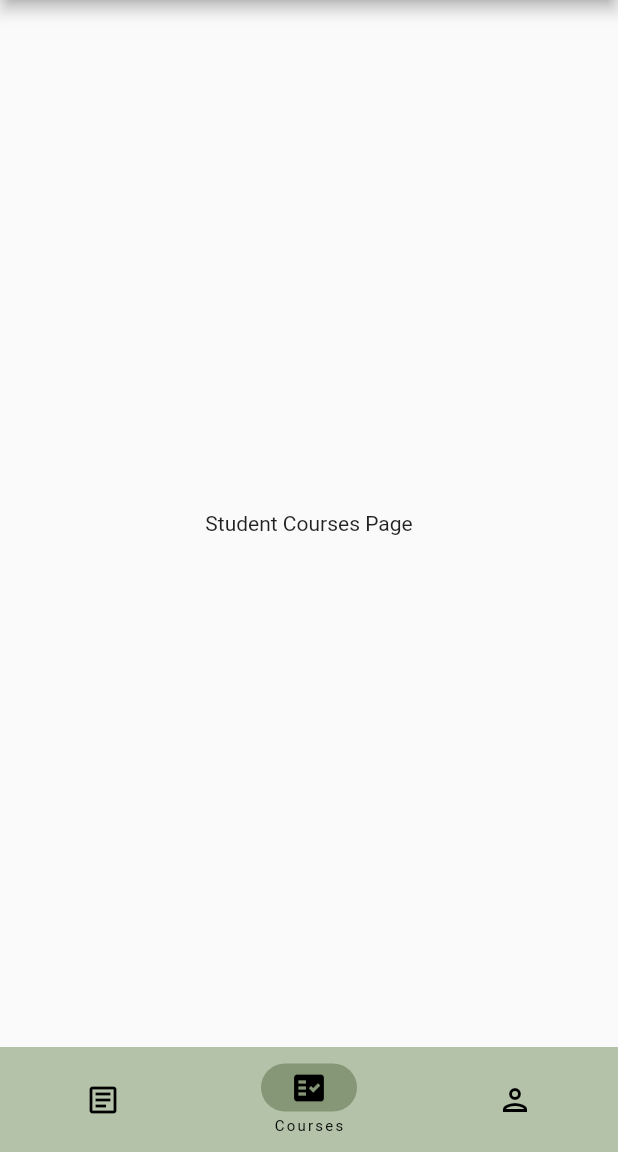
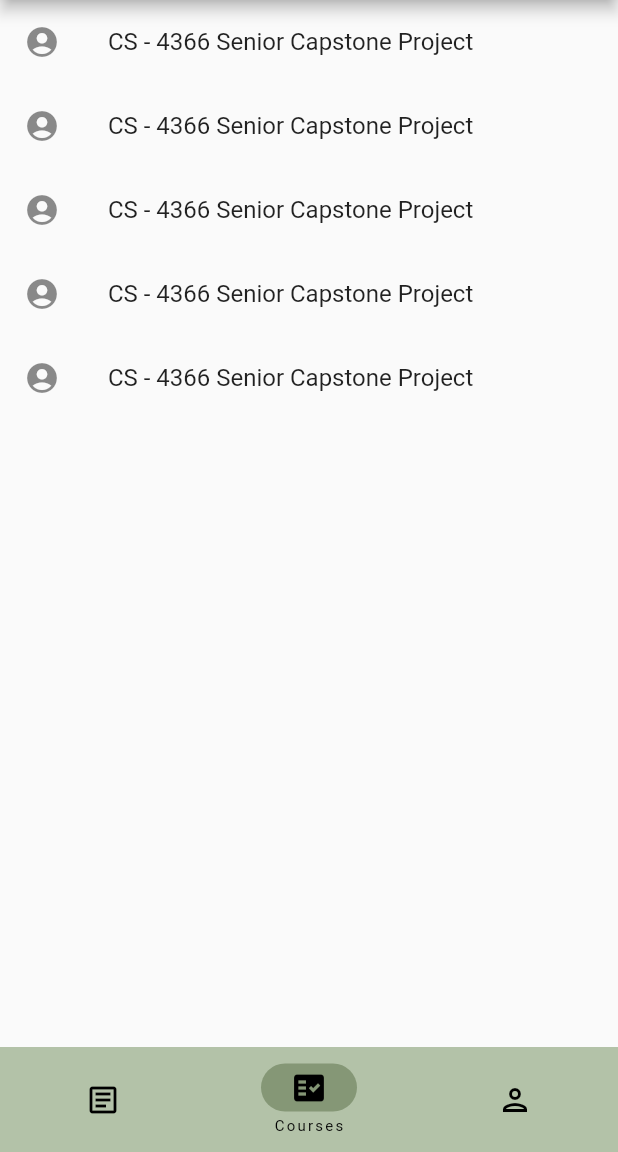
Before and after one commit to Sachitamane/Capstone_Assembli, a Flutter app: the StudentLanding screen opened directly, on a phone screen of 412 x 824 dp, the part 84-1236 px from its top. Run offline on Flutter 3.47's test engine with Material 2 defaults, Android fonts, the phone set to English and light mode, and no system bars.

Commit message:
courses list navigates to course page

```diff
--- /dev/null
+++ b/assembli/lib/student_course_home.dart
@@ -0,0 +1,49 @@
+import 'package:flutter/material.dart';
+
+//class holds basis for profile destination;
+//will work similar to landing, linking other pages/states
+//(linked from navigationBar destination in landing.dart)
+
+/*class StudentProfilePage extends StatelessWidget {
+  const StudentProfilePage({Key? key}) : super(key: key);
+
+  // Log out button, redirects to login.dart
+  @override
+  Widget build(BuildContext context) {
+    return Center(
+        child: ElevatedButton(
+      style: const ButtonStyle(
+          backgroundColor: MaterialStatePropertyAll<Color>(
+              Color.fromARGB(255, 179, 194, 168))),
+      onPressed: () {
+        Navigator.of(context).push(
+          MaterialPageRoute(
+            builder: (BuildContext context) {
+              return const Login();
+            },
+          ),
+        );
+      },
+      child: const Text('Log Out',
+          style: TextStyle(color: Colors.white, fontSize: 25)),
+    ));
+  }
+}*/
+
+class StudentCourseHome extends StatelessWidget {
+  const StudentCourseHome({Key? key}) : super(key: key);
+
+  @override
+  Widget build(BuildContext context) {
+    // ignore: prefer_const_constructors
+    return Center(
+        child: ElevatedButton(
+      style: const ButtonStyle(
+          backgroundColor: MaterialStatePropertyAll<Color>(
+              Color.fromARGB(255, 179, 194, 168))),
+      onPressed: () {},
+      child: const Text('Log my Attendance',
+          style: TextStyle(color: Colors.white, fontSize: 25)),
+    ));
+  }
+}
--- a/assembli/lib/student_courses_page.dart
+++ b/assembli/lib/student_courses_page.dart
@@ -1,4 +1,5 @@
 import 'package:flutter/material.dart';
+import 'package:assembli/student_course_home.dart';
 
 //class holds basis for courses destination;
 //will work similar to landing, linking other pages/states
@@ -7,10 +8,49 @@ import 'package:flutter/material.dart';
 class StudentCoursesPage extends StatelessWidget {
   const StudentCoursesPage({Key? key}) : super(key: key);
 
+  //@override
+  //Widget build(BuildContext context) {
+  //return const Center(
+  //  child: Text("Courses Page"),
+  //);
+  //}
+
   @override
   Widget build(BuildContext context) {
-    return const Center(
-      child: Text("Student Courses Page"),
+    return MaterialApp(
+        title: "ListView.builder",
+        theme: ThemeData(primarySwatch: Colors.green),
+        debugShowCheckedModeBanner: false,
+        // home : new ListViewBuilder(),  NO Need To Use Unnecessary New Keyword
+        home: const ListViewBuilder());
+  }
+}
+
+class ListViewBuilder extends StatelessWidget {
+  const ListViewBuilder({Key? key}) : super(key: key);
+
+  @override
+  Widget build(BuildContext context) {
+    return Scaffold(
+      body: ListView.builder(
+          itemCount: 5,
+          itemBuilder: (BuildContext context, int index) {
+            return ListTile(
+              leading: const Icon(Icons.account_circle),
+              title: Text("CS - 4366 Senior Capstone Project"),
+              onTap: () {
+                Navigator.pushAndRemoveUntil(
+                  context,
+                  MaterialPageRoute(
+                    builder: (BuildContext context) {
+                      return const StudentCourseHome();
+                    },
+                  ),
+                  (route) => false,
+                );
+              },
+            );
+          }),
     );
   }
 }
```
